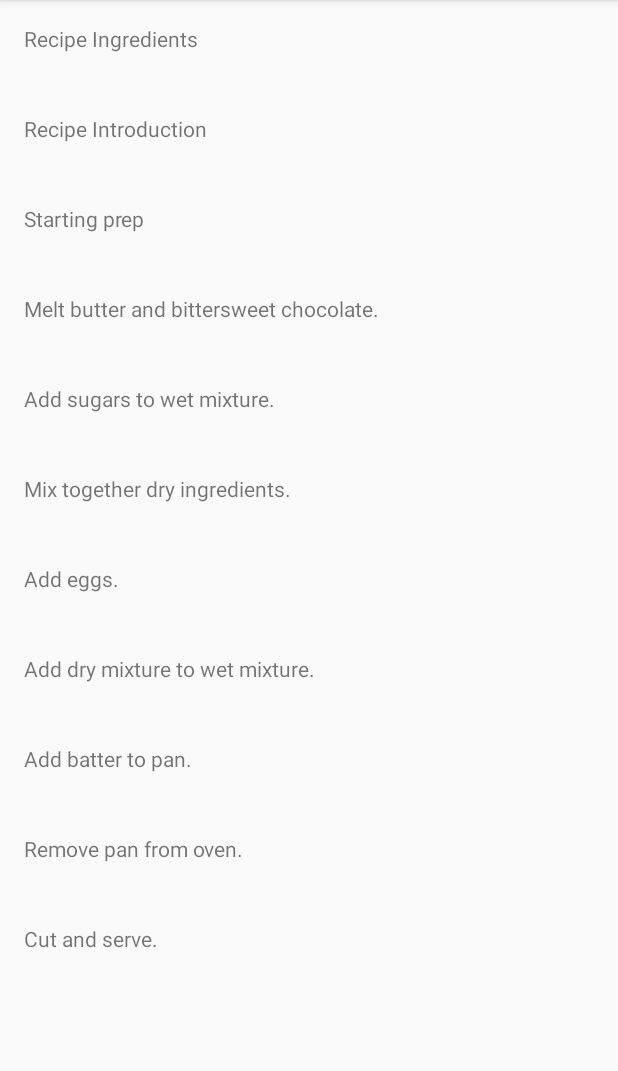
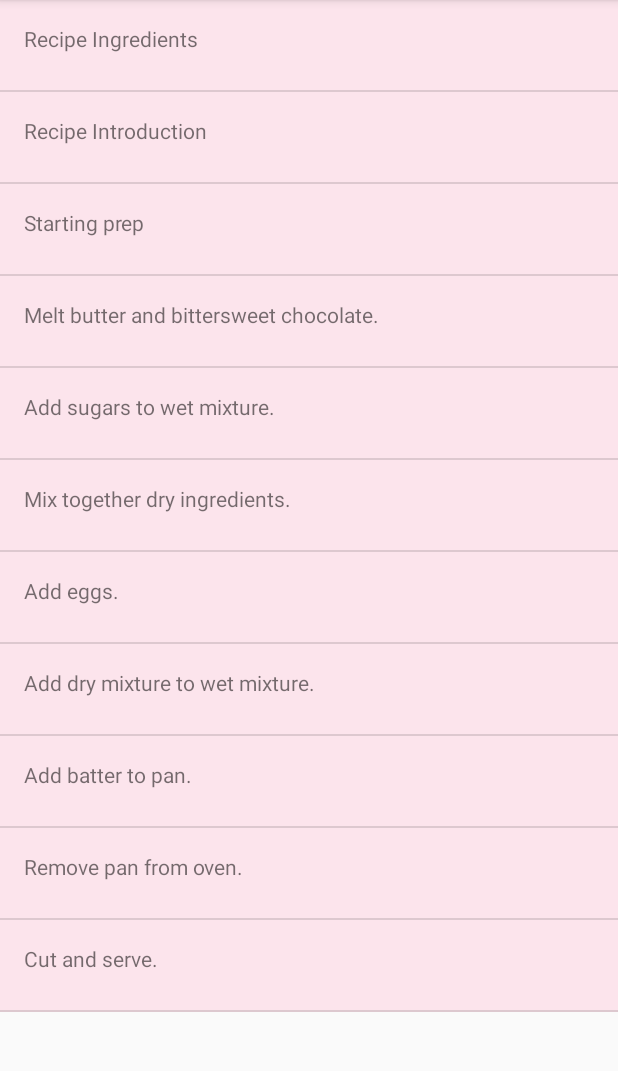
Before and after one commit to arthurCreek/Baking-App, an Android app: the screen it shows after launch (RecipeActivity), after a tap on "Brownies", on a phone screen of 412 x 824 dp, the part 84-1155 px from its top. Run offline under Robolectric (Android 15) with nearby library versions, the phone set to English and light mode, and no system bars; our stand-ins replace ButterKnife; libraries missing offline, so code that uses them is left out: android.support.test; 3 statements that could not run were skipped.

```diff
--- a/app/src/main/java/com/example/android/projectbakingapp/RecipeWidgetProvider.java
+++ b/app/src/main/java/com/example/android/projectbakingapp/RecipeWidgetProvider.java
@@ -6,7 +6,6 @@ import android.appwidget.AppWidgetProvider;
 import android.content.Context;
 import android.content.Intent;
 import android.net.Uri;
-import android.os.Bundle;
 import android.widget.RemoteViews;
 
 import com.example.android.projectbakingapp.ui.RecipeActivity;
--- a/app/src/main/java/com/example/android/projectbakingapp/ui/RecipeActivity.java
+++ b/app/src/main/java/com/example/android/projectbakingapp/ui/RecipeActivity.java
@@ -1,11 +1,12 @@
 package com.example.android.projectbakingapp.ui;
 
 import android.content.Intent;
+import android.support.annotation.Nullable;
 import android.support.test.espresso.IdlingResource;
 import android.support.v4.app.FragmentTransaction;
 import android.support.v7.app.AppCompatActivity;
 import android.os.Bundle;
-import android.widget.Toast;
+import android.widget.LinearLayout;
 
 import com.example.android.projectbakingapp.IdlingResource.SimpleIdlingResource;
 import com.example.android.projectbakingapp.Query.QueryUtils;
@@ -13,6 +14,9 @@ import com.example.android.projectbakingapp.R;
 import com.example.android.projectbakingapp.Recipe;
 import com.example.android.projectbakingapp.RecipeWidgetProvider;
 import com.example.android.projectbakingapp.ui.RecipeListFragment.OnListFragmentInteractionListener;
+
+import butterknife.BindView;
+import butterknife.ButterKnife;
 
 public class RecipeActivity extends AppCompatActivity
         implements OnListFragmentInteractionListener,
@@ -32,10 +36,15 @@ public class RecipeActivity extends AppCompatActivity
     private static final String RECIPE_STEP_TAG = "Recipe_Step";
     private static final String STEP_ID_BUNDLE = "stepId";
     private static final String RECIPE_ID_BUNDLE = "recipeId";
-
+    //SimpleIdligResource
     SimpleIdlingResource simpleIdlingResource;
     //Boolean to determine if launched in twoPane
     private boolean mTwoPane;
+
+    @Nullable
+    @BindView(R.id.landscape_linear_layout) LinearLayout landscapeLinearLayout;
+    @Nullable
+    @BindView(R.id.portrait_linear_layout) LinearLayout portraitLinearLayout;
 
     //Check to see if app was launched from recents
     protected boolean wasLaunchedFromRecents() {
@@ -58,9 +67,10 @@ public class RecipeActivity extends AppCompatActivity
         //Get extras if there are any
         Bundle extras = getIntent().getExtras();
         getIdlingResource();
+        ButterKnife.bind(this);
 
         //Check if app is in twoPane mode and if it is in portrait or landscape mode
-        if (findViewById(R.id.landscape_linear_layout) != null || findViewById(R.id.portrait_linear_layout) != null){
+        if (landscapeLinearLayout != null || portraitLinearLayout != null){
             mTwoPane = true;
 
             //Create fragments if savedInstance is null
--- a/app/src/main/java/com/example/android/projectbakingapp/ui/RecipeDetailListAdapter.java
+++ b/app/src/main/java/com/example/android/projectbakingapp/ui/RecipeDetailListAdapter.java
@@ -7,31 +7,30 @@ import android.view.LayoutInflater;
 import android.view.View;
 import android.view.ViewGroup;
 import android.widget.TextView;
-
-import com.example.android.projectbakingapp.Ingredient;
 import com.example.android.projectbakingapp.R;
 import com.example.android.projectbakingapp.Recipe;
 import com.example.android.projectbakingapp.Step;
-
 import java.util.ArrayList;
+import butterknife.BindView;
+import butterknife.ButterKnife;
 
 public class RecipeDetailListAdapter extends RecyclerView.Adapter<RecipeDetailListAdapter.RecipeDetailListHolder> {
 
     private int recipeId;
     private ArrayList<Step> stepList;
-    private int recipeServings;
     private ArrayList<String> viewHolderArray;
     private RecipeDetailListFragment.OnDetailListFragmentInteraction mListener;
     private static boolean ADD_BACKSTACK = true;
-    private Context context;
+
+    Context context;
 
     public RecipeDetailListAdapter(Recipe recipe, RecipeDetailListFragment.OnDetailListFragmentInteraction mListener, Context context) {
         this.recipeId = recipe.getRecipeId();
         this.stepList = recipe.getStepList();
-        this.recipeServings = recipe.getRecipeServings();
         this.context = context;
         this.viewHolderArray = createViewHolderData();
         this.mListener = mListener;
+
     }
 
     @NonNull
@@ -61,7 +60,7 @@ public class RecipeDetailListAdapter extends RecyclerView.Adapter<RecipeDetailLi
 
     //Bind views here
     @Override
-    public void onBindViewHolder(@NonNull RecipeDetailListAdapter.RecipeDetailListHolder holder, final int position) {
+    public void onBindViewHolder(@NonNull final RecipeDetailListAdapter.RecipeDetailListHolder holder, final int position) {
         holder.textView.setText(viewHolderArray.get(position));
         //Create a click listener for itemView
         holder.itemView.setOnClickListener(new View.OnClickListener() {
@@ -78,12 +77,12 @@ public class RecipeDetailListAdapter extends RecyclerView.Adapter<RecipeDetailLi
     }
 
     public class RecipeDetailListHolder extends RecyclerView.ViewHolder{
+        @BindView(R.id.recipeDetailsTextView)
         TextView textView;
 
         public RecipeDetailListHolder(View itemView) {
             super(itemView);
-
-            textView = (TextView) itemView.findViewById(R.id.recipeDetailsTextView);
+            ButterKnife.bind(this, itemView);
         }
     }
 }
--- a/app/src/main/java/com/example/android/projectbakingapp/ui/RecipeDetailListFragment.java
+++ b/app/src/main/java/com/example/android/projectbakingapp/ui/RecipeDetailListFragment.java
@@ -5,6 +5,7 @@ import android.os.Bundle;
 import android.support.annotation.NonNull;
 import android.support.annotation.Nullable;
 import android.support.v4.app.Fragment;
+import android.support.v7.widget.DividerItemDecoration;
 import android.support.v7.widget.LinearLayoutManager;
 import android.support.v7.widget.RecyclerView;
 import android.view.LayoutInflater;
@@ -17,14 +18,21 @@ import com.example.android.projectbakingapp.Recipe;
 
 import java.util.ArrayList;
 
+import butterknife.BindView;
+import butterknife.ButterKnife;
+import butterknife.Unbinder;
+
 public class RecipeDetailListFragment extends Fragment {
 
     private Recipe recipe;
-    private RecyclerView recyclerView;
+    private Unbinder unbinder;
     private LinearLayoutManager linearLayoutManager;
     private RecipeDetailListAdapter recipeDetailListAdapter;
     private OnDetailListFragmentInteraction mListener;
     private static final String ID_BUNDLE = "id";
+
+    @BindView(R.id.rvRecipeDetailList)
+    RecyclerView recyclerView;
 
     public RecipeDetailListFragment() {
         //Public constructor
@@ -47,10 +55,14 @@ public class RecipeDetailListFragment extends Fragment {
 
         //Create view here
         View view = inflater.inflate(R.layout.rv_detail_list, container, false);
-        recyclerView = (RecyclerView) view.findViewById(R.id.rvRecipeDetailList);
+        unbinder = ButterKnife.bind(this, view);
 
         linearLayoutManager = new LinearLayoutManager(getActivity());
         recyclerView.setLayoutManager(linearLayoutManager);
+        recyclerView.setHasFixedSize(true);
+
+        DividerItemDecoration itemDecor = new DividerItemDecoration(getContext(), linearLayoutManager.getOrientation());
+        recyclerView.addItemDecoration(itemDecor);
 
         recipeDetailListAdapter = new RecipeDetailListAdapter(recipe, mListener, getContext());
         recyclerView.setAdapter(recipeDetailListAdapter);
@@ -82,4 +94,10 @@ public class RecipeDetailListFragment extends Fragment {
     public interface OnDetailListFragmentInteraction {
         void onDetailListFragmentInteraction(int recipeId, int stepPosition, boolean addBackstack);
     }
+
+    @Override
+    public void onDestroyView() {
+        super.onDestroyView();
+        unbinder.unbind();
+    }
 }
--- a/app/src/main/java/com/example/android/projectbakingapp/ui/RecipeListAdapter.java
+++ b/app/src/main/java/com/example/android/projectbakingapp/ui/RecipeListAdapter.java
@@ -13,12 +13,15 @@ import com.example.android.projectbakingapp.Recipe;
 
 import java.util.ArrayList;
 
+import butterknife.BindString;
+import butterknife.BindView;
+import butterknife.ButterKnife;
+
 public class RecipeListAdapter extends RecyclerView.Adapter<RecipeListAdapter.RecipeListViewHolder>{
 
     private ArrayList<Recipe> recipeArrayList;
     Context context;
     private final RecipeListFragment.OnListFragmentInteractionListener mListener;
-    private String servingsString;
 
     public RecipeListAdapter(Context context, ArrayList<Recipe> recipeArrayList, RecipeListFragment.OnListFragmentInteractionListener listener) {
         this.recipeArrayList = recipeArrayList;
@@ -34,7 +37,6 @@ public class RecipeListAdapter extends RecyclerView.Adapter<RecipeListAdapter.Re
         int layoutIdForListItem = R.layout.recipe_card_view;
         LayoutInflater inflater = LayoutInflater.from(context);
         boolean shouldAttachToParentImmediately = false;
-        servingsString = context.getResources().getString(R.string.servings);
 
         //inflate the view and return
         View view = inflater.inflate(layoutIdForListItem, parent, shouldAttachToParentImmediately);
@@ -48,7 +50,7 @@ public class RecipeListAdapter extends RecyclerView.Adapter<RecipeListAdapter.Re
         //Bind views here
         holder.nameTextView.setText(recipeArrayList.get(position).getRecipeName());
         StringBuilder builder = new StringBuilder();
-        builder.append(servingsString);
+        builder.append(holder.servingsString);
         builder.append(": ");
         builder.append(String.valueOf(recipeArrayList.get(position).getRecipeServings()));
         String totalServings = builder.toString();
@@ -69,14 +71,16 @@ public class RecipeListAdapter extends RecyclerView.Adapter<RecipeListAdapter.Re
     }
 
     public class RecipeListViewHolder extends RecyclerView.ViewHolder{
+        @BindView(R.id.recipeNameTextView)
         TextView nameTextView;
+        @BindView(R.id.servings)
         TextView servingsTextView;
+        @BindString(R.string.servings)
+        String servingsString;
 
         public RecipeListViewHolder(View v){
             super(v);
-
-            nameTextView = (TextView) v.findViewById(R.id.recipeNameTextView);
-            servingsTextView = (TextView) v.findViewById(R.id.servings);
+            ButterKnife.bind(this, v);
         }
     }
 }
--- a/app/src/main/java/com/example/android/projectbakingapp/ui/RecipeListFragment.java
+++ b/app/src/main/java/com/example/android/projectbakingapp/ui/RecipeListFragment.java
@@ -2,8 +2,6 @@ package com.example.android.projectbakingapp.ui;
 
 
 import android.content.Context;
-import android.content.Intent;
-import android.net.Uri;
 import android.os.Bundle;
 import android.support.annotation.Nullable;
 import android.support.v4.app.Fragment;
@@ -12,7 +10,6 @@ import android.support.v7.widget.RecyclerView;
 import android.view.LayoutInflater;
 import android.view.View;
 import android.view.ViewGroup;
-import android.widget.TextView;
 
 import com.example.android.projectbakingapp.IdlingResource.SimpleIdlingResource;
 import com.example.android.projectbakingapp.Query.QueryUtils;
@@ -21,19 +18,25 @@ import com.example.android.projectbakingapp.Recipe;
 
 import java.util.ArrayList;
 
+import butterknife.BindView;
+import butterknife.ButterKnife;
+import butterknife.Unbinder;
+
 /**
  * A simple {@link Fragment} subclass.
  */
 public class RecipeListFragment extends Fragment {
 
     private ArrayList<Recipe> recipeArrayList;
-    private RecyclerView recyclerView;
+    private Unbinder unbinder;
     private LinearLayoutManager linearLayoutManager;
     private RecipeListAdapter recipeListAdapter;
     private OnListFragmentInteractionListener mListener;
     private RecipeActivity recipeActivity;
+    SimpleIdlingResource simpleIdlingResource;
 
-    SimpleIdlingResource simpleIdlingResource;
+    @BindView(R.id.rvRecipeList)
+    RecyclerView recyclerView;
 
     public RecipeListFragment() {
         // Required empty public constructor
@@ -58,12 +61,13 @@ public class RecipeListFragment extends Fragment {
 
         //Create view here
         View rootView = inflater.inflate(R.layout.rv_recipe_list, container, false);
-        recyclerView = (RecyclerView) rootView.findViewById(R.id.rvRecipeList);
+        unbinder = ButterKnife.bind(this, rootView);
 
         linearLayoutManager = new LinearLayoutManager(getActivity());
         recyclerView.setLayoutManager(linearLayoutManager);
 
         recipeListAdapter = new RecipeListAdapter(getContext(), recipeArrayList, mListener);
+        recyclerView.setHasFixedSize(true);
         recyclerView.setAdapter(recipeListAdapter);
 
         simpleIdlingResource.setIdleState(true);
@@ -93,4 +97,10 @@ public class RecipeListFragment extends Fragment {
     public interface OnListFragmentInteractionListener {
         void onListFragmentInteraction(Recipe recipe);
     }
+
+    @Override
+    public void onDestroyView() {
+        super.onDestroyView();
+        unbinder.unbind();
+    }
 }
--- a/app/src/main/java/com/example/android/projectbakingapp/ui/RecipeWidgetsRemoteViewsFactory.java
+++ b/app/src/main/java/com/example/android/projectbakingapp/ui/RecipeWidgetsRemoteViewsFactory.java
@@ -4,7 +4,6 @@ import android.appwidget.AppWidgetManager;
 import android.content.Context;
 import android.content.Intent;
 import android.os.Bundle;
-import android.util.Log;
 import android.widget.RemoteViews;
 import android.widget.RemoteViewsService;
 
--- a/app/src/main/res/layout-sw600dp-port/recipe_step.xml
+++ b/app/src/main/res/layout-sw600dp-port/recipe_step.xml
@@ -4,6 +4,7 @@
     android:orientation="vertical"
     android:layout_width="match_parent"
     android:layout_height="match_parent">
+
 
     <LinearLayout
         android:id="@+id/navigation_container"
@@ -70,7 +71,6 @@
             android:layout_height="wrap_content"
             android:padding="16dp"/>
 
-
     </LinearLayout>
 
 </LinearLayout>
--- a/app/src/main/res/layout/recipe_card_view.xml
+++ b/app/src/main/res/layout/recipe_card_view.xml
@@ -13,13 +13,15 @@
         android:layout_width="match_parent"
         android:layout_height="match_parent"
         android:gravity="center"
-        android:orientation="vertical">
+        android:orientation="vertical"
+        android:background="#c48b9f">
 
         <TextView
             xmlns:android="http://schemas.android.com/apk/res/android"
             android:id="@+id/recipeNameTextView"
             android:layout_width="wrap_content"
             android:layout_height="wrap_content"
+            android:textColor="#ffffff"
             android:textStyle="bold"
             android:textAppearance="@style/TextAppearance.AppCompat.Large"
             android:layout_gravity="center_horizontal"
@@ -30,6 +32,7 @@
             android:id="@+id/servings"
             android:layout_width="wrap_content"
             android:layout_height="wrap_content"
+            android:textColor="#ffffff"
             android:layout_gravity="center_horizontal"/>
 
     </LinearLayout>
--- a/app/src/main/res/layout/rv_detail_list.xml
+++ b/app/src/main/res/layout/rv_detail_list.xml
@@ -3,5 +3,6 @@
     xmlns:android="http://schemas.android.com/apk/res/android"
     android:id="@+id/rvRecipeDetailList"
     android:layout_width="match_parent"
-    android:layout_height="match_parent">
+    android:layout_height="match_parent"
+    android:background="@color/backgroundPink">
 </android.support.v7.widget.RecyclerView>
--- a/app/src/main/res/layout/rv_recipe_list.xml
+++ b/app/src/main/res/layout/rv_recipe_list.xml
@@ -4,6 +4,7 @@
     xmlns:android="http://schemas.android.com/apk/res/android"
     android:id="@+id/rvRecipeList"
     android:layout_width="match_parent"
-    android:layout_height="match_parent">
+    android:layout_height="match_parent"
+    android:background="#fce4ec">
 
 </android.support.v7.widget.RecyclerView>
--- a/app/src/main/res/values/colors.xml
+++ b/app/src/main/res/values/colors.xml
@@ -3,4 +3,7 @@
     <color name="colorPrimary">#3F51B5</color>
     <color name="colorPrimaryDark">#303F9F</color>
     <color name="colorAccent">#FF4081</color>
+
+    <color name="selectorPink">#f8bbd0</color>
+    <color name="backgroundPink">#fce4ec</color>
 </resources>
```
Also changed, not shown: app/src/main/java/com/example/android/projectbakingapp/ui/RecipeIngredientAdapter.java (+6 -3 lines), app/src/main/java/com/example/android/projectbakingapp/ui/RecipeStepFragment.java (+33 -17 lines), 1 other file.
